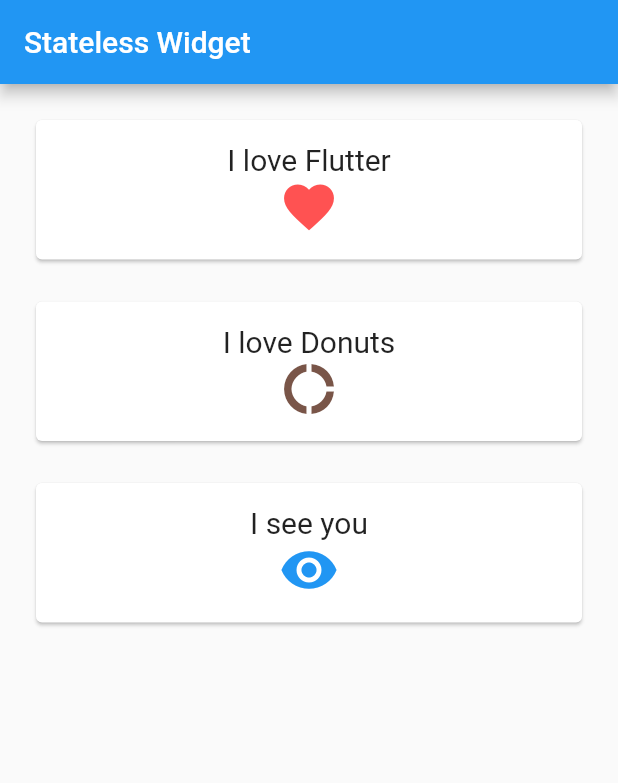
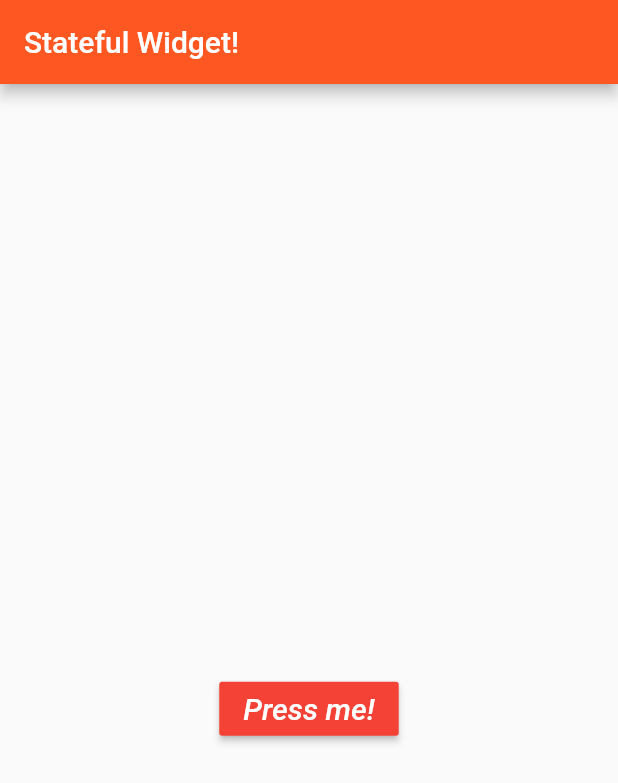
Before and after one commit to camposFabio/flutter_handbook, a Flutter app: the screen it shows after launch, on a phone screen of 412 x 824 dp. Shown: the top 783 px of the screen. Run offline on Flutter 3.47's test engine with Material 2 defaults, Android fonts, the phone set to English and light mode, and no system bars.

Commit message:
03 Flutter: Buttons and Stateful widgets

```diff
--- a/lib/main.dart
+++ b/lib/main.dart
@@ -2,74 +2,52 @@ import 'package:flutter/material.dart';
 
 void main() {
   runApp(new MaterialApp(
-    //home: new Text("Cool")
-    home: new MyStatelessWidget()
+    home: new AwesomeButton()
   ));
 }
 
-class MyStatelessWidget extends StatelessWidget {
+class AwesomeButton extends StatefulWidget {
+  @override
+  AwesomeButtonState createState() => new AwesomeButtonState();
+}
+
+class AwesomeButtonState extends State<AwesomeButton> {
+
+  int counter = 0;
+  List<String> strings = ["Flutter", "Is", "Awesome"];
+  String displayedString = "";
+
+  //you can also declare variables like this
+  // var counter = 0;
+  // var strings = ["Flutter", "Is", "Awesome"];
+
+  void onPressed(){
+    setState(() {
+      displayedString = strings[counter];
+      counter = counter < 2 ? counter+1 : 0;
+    });
+  }
+
   @override
   Widget build(BuildContext context){
-    //Scaffold provide functionality of appbar, body of app etc
     return new Scaffold(
-      appBar: new AppBar(title: new Text("Stateless Widget")),
+      appBar: new AppBar(title: new Text("Stateful Widget!"), backgroundColor: Colors.deepOrange),
       body: new Container(
-        //adding padding around card
-        padding: new EdgeInsets.all(20.0),
-        child: new Column(
-          crossAxisAlignment: CrossAxisAlignment.stretch,
-          children: <Widget>[
-            // new Text("Hey"),
-            // new Text("My name"),
-            // new Text("Is Raunak")
-
-            new MyCard(
-              title: new Text("I love Flutter", style: new TextStyle(fontSize: 20.0)),
-              icon: new Icon(Icons.favorite, size: 40.0, color: Colors.redAccent)
-            ),
-            new MyCard(
-              title: new Text("I love Donuts", style: new TextStyle(fontSize: 20.0)),
-              icon: new Icon(Icons.donut_large, size: 40.0, color: Colors.brown)
-            ),
-            new MyCard(
-              title: new Text("I see you", style: new TextStyle(fontSize: 20.0)),
-              icon: new Icon(Icons.visibility, size: 40.0, color: Colors.blue)
-            )
-          ]
+        child: new Center(
+          child: new Column(
+            mainAxisAlignment: MainAxisAlignment.center,
+            children: <Widget>[
+              new Text(displayedString, style: new TextStyle(fontSize: 30.0, fontWeight: FontWeight.bold)),
+              new Padding(padding: new EdgeInsets.all(15.0)),
+              new RaisedButton(
+                child: new Text("Press me!", style: new TextStyle(color: Colors.white, fontStyle: FontStyle.italic, fontSize: 20.0)),
+                color: Colors.red,
+                onPressed: onPressed
+              )
+            ]
+          )
         )
       )
     );
   }
 }
-
-class MyCard extends StatelessWidget {
-  //adding constructor
-  MyCard({this.title, this.icon});
-
-  final Widget title;
-  final Widget icon;
-
-  @override
-  Widget build(BuildContext context){
-    return new Container(
-      //adding bottom padding on card
-      padding: new EdgeInsets.only(bottom: 20.0),
-      child: new Card(
-        child: new Container(
-          //adding padding inside card
-          padding: new EdgeInsets.all(15.0),
-          child: new Column(
-          children: <Widget>[
-              // new Text("I love Flutter"),
-              // new Icon(Icons.favorite)
-
-              this.title,
-              this.icon
-            ]
-          )
-        )
-
-      )
-    );
-  }
-}
```
